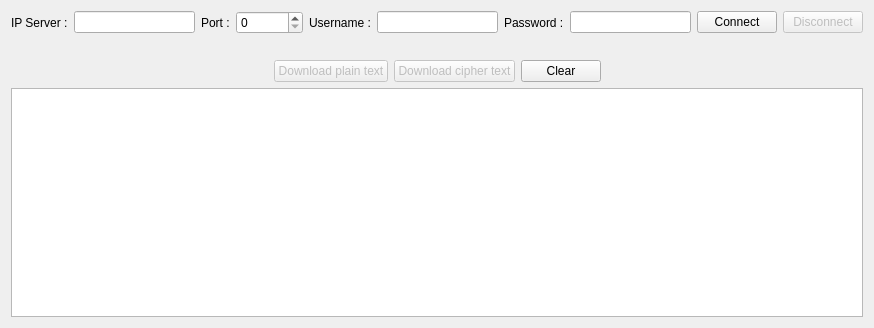
Above: CPP/ClientDocuments/Widget.ui from N4k1m/M18-OS before the change. Below: the same form after it.
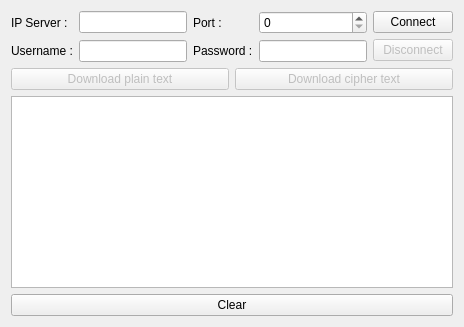
That is the form after the change.

Commit message: CPP : Correction clientDocuments Le clientDocuments détecte la fermeture de connexion par le serveur lorsqu'il demande un document et se déconnecte Modification du GUI

```diff
--- a/CPP/ClientDocuments/Widget.ui
+++ b/CPP/ClientDocuments/Widget.ui
@@ -2,14 +2,6 @@
 <ui version="4.0">
  <class>Widget</class>
  <widget class="QWidget" name="Widget">
-  <property name="geometry">
-   <rect>
-    <x>0</x>
-    <y>0</y>
-    <width>874</width>
-    <height>328</height>
-   </rect>
-  </property>
   <property name="windowTitle">
    <string>Client Document</string>
   </property>
@@ -17,23 +9,25 @@
    <item>
     <layout class="QHBoxLayout" name="horizontalLayout_2">
      <item>
+      <layout class="QGridLayout" name="gridLayoutHeaderLeft">
+       <item row="0" column="0">
       <widget class="QLabel" name="labelIP">
        <property name="text">
         <string>IP Server :</string>
        </property>
       </widget>
      </item>
-     <item>
+       <item row="0" column="1">
       <widget class="QLineEdit" name="lineEditIPServer"/>
      </item>
-     <item>
+       <item row="0" column="2">
       <widget class="QLabel" name="labelPortServer">
        <property name="text">
         <string>Port :</string>
        </property>
       </widget>
      </item>
-     <item>
+       <item row="0" column="3">
       <widget class="QSpinBox" name="spinBoxPortServer">
        <property name="accelerated">
         <bool>true</bool>
@@ -43,30 +37,34 @@
        </property>
       </widget>
      </item>
-     <item>
+       <item row="1" column="0">
       <widget class="QLabel" name="labelUsername">
        <property name="text">
         <string>Username :</string>
        </property>
       </widget>
      </item>
-     <item>
+       <item row="1" column="1">
       <widget class="QLineEdit" name="lineEditUsername"/>
      </item>
-     <item>
+       <item row="1" column="2">
       <widget class="QLabel" name="labelPassword">
        <property name="text">
         <string>Password :</string>
        </property>
       </widget>
      </item>
-     <item>
+       <item row="1" column="3">
       <widget class="QLineEdit" name="lineEditPassword">
        <property name="echoMode">
         <enum>QLineEdit::PasswordEchoOnEdit</enum>
        </property>
       </widget>
      </item>
+      </layout>
+     </item>
+     <item>
+      <layout class="QVBoxLayout" name="verticalLayoutHeaderRight">
      <item>
       <widget class="QPushButton" name="pushButtonConnect">
        <property name="text">
@@ -86,34 +84,10 @@
      </item>
     </layout>
    </item>
-   <item>
-    <spacer name="horizontalSpacer_3">
-     <property name="orientation">
-      <enum>Qt::Horizontal</enum>
-     </property>
-     <property name="sizeHint" stdset="0">
-      <size>
-       <width>853</width>
-       <height>20</height>
-      </size>
-     </property>
-    </spacer>
+    </layout>
    </item>
    <item>
-    <layout class="QHBoxLayout" name="horizontalLayout">
-     <item>
-      <spacer name="horizontalSpacer">
-       <property name="orientation">
-        <enum>Qt::Horizontal</enum>
-       </property>
-       <property name="sizeHint" stdset="0">
-        <size>
-         <width>40</width>
-         <height>20</height>
-        </size>
-       </property>
-      </spacer>
-     </item>
+    <layout class="QHBoxLayout" name="horizontalLayoutButtonsDownload">
      <item>
       <widget class="QPushButton" name="pushButtonPlainText">
        <property name="enabled">
@@ -134,30 +108,17 @@
        </property>
       </widget>
      </item>
+    </layout>
+   </item>
+   <item>
+    <widget class="QPlainTextEdit" name="plainTextEditConsole"/>
+   </item>
      <item>
       <widget class="QPushButton" name="pushButtonClear">
        <property name="text">
         <string>Clear</string>
        </property>
       </widget>
-     </item>
-     <item>
-      <spacer name="horizontalSpacer_2">
-       <property name="orientation">
-        <enum>Qt::Horizontal</enum>
-       </property>
-       <property name="sizeHint" stdset="0">
-        <size>
-         <width>40</width>
-         <height>20</height>
-        </size>
-       </property>
-      </spacer>
-     </item>
-    </layout>
-   </item>
-   <item>
-    <widget class="QPlainTextEdit" name="plainTextEdit"/>
    </item>
   </layout>
  </widget>
```
Left out of the diff: 4 changed lines with no effect on the pictures. Lines whose indentation alone changed are shown as unchanged. The commit also changes 3 other files.
